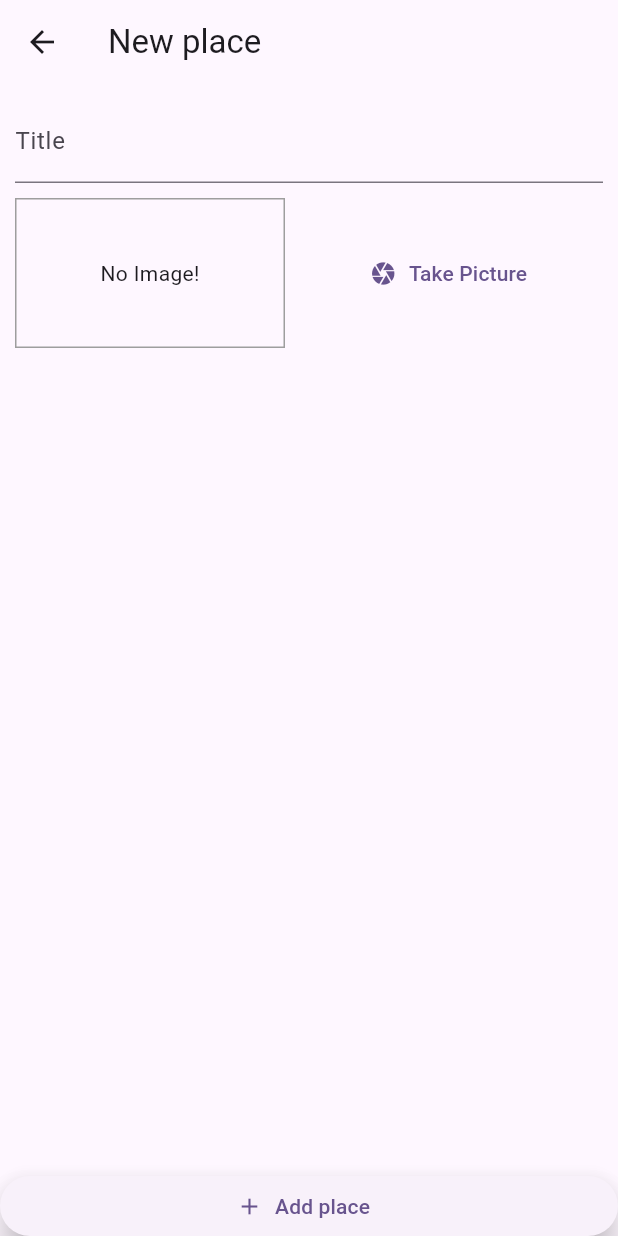
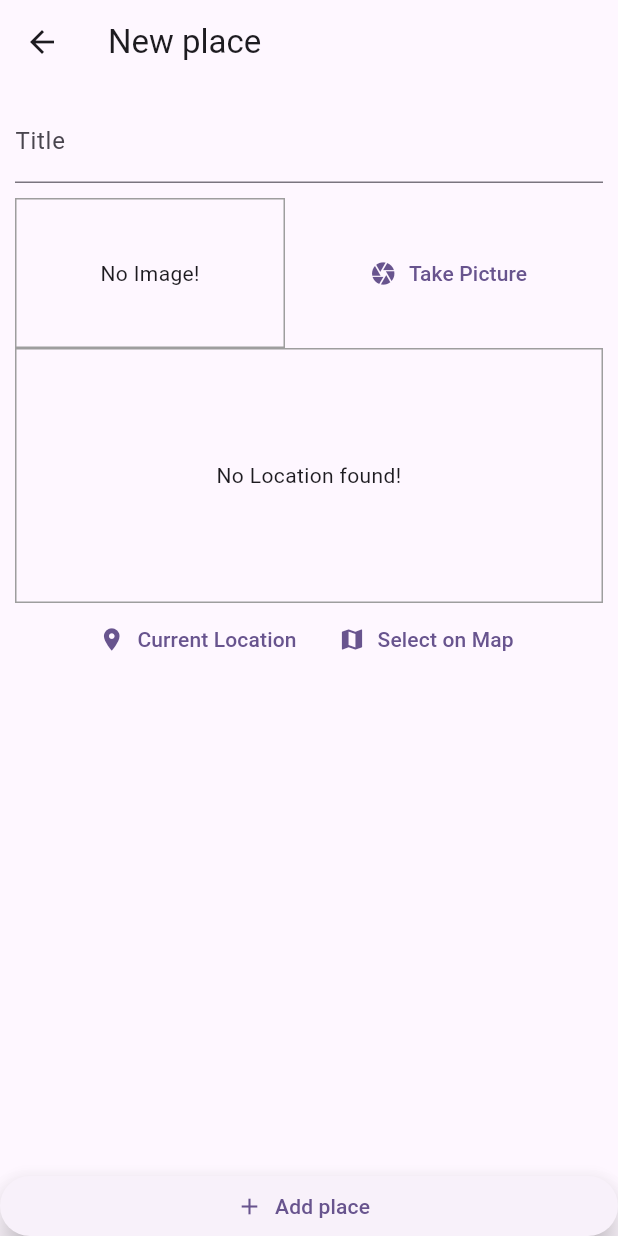
Before and after one commit to eduardofrohlich/workshop-flutter, a Flutter app: the PlaceFormScreen screen opened by its route, on a phone screen of 412 x 824 dp. Run offline on Flutter 3.47's test engine with Material 3 defaults, Android fonts, the phone set to English and light mode, and no system bars; our stand-ins replace image_picker, sqflite; accounts and stored records are empty.

Commit message:
LocationInput component

```diff
--- a/project_great_places/lib/providers/great_places.dart
+++ b/project_great_places/lib/providers/great_places.dart
@@ -16,9 +16,7 @@ class GreatPlaces with ChangeNotifier {
             id: item['id'],
             title: item['title'],
             location: PlaceLocation(latitude: 0.0, longitude: 0.0, address: ''),
-            image: File(
-              item['image'],
-            ),
+            image: File(item['image']),
           ),
         )
         .toList();
--- a/project_great_places/lib/screens/place_form_screen.dart
+++ b/project_great_places/lib/screens/place_form_screen.dart
@@ -5,6 +5,7 @@ import 'dart:io';
 import 'package:flutter/material.dart';
 import 'package:project_great_places/providers/great_places.dart';
 import 'package:project_great_places/widgets/image_input.dart';
+import 'package:project_great_places/widgets/location_input.dart';
 import 'package:provider/provider.dart';
 
 class PlaceFormScreen extends StatefulWidget {
@@ -56,6 +57,7 @@ class _PlaceFormScreenState extends State<PlaceFormScreen> {
                     ),
                     SizedBox(height: 10),
                     ImageInput(_selectImage),
+                    LocationInput(),
                   ],
                 ),
               ),
--- /dev/null
+++ b/project_great_places/lib/widgets/location_input.dart
@@ -0,0 +1,62 @@
+import 'package:flutter/material.dart';
+
+class LocationInput extends StatefulWidget {
+  const LocationInput({super.key});
+
+  @override
+  State<LocationInput> createState() => _LocationInputState();
+}
+
+class _LocationInputState extends State<LocationInput> {
+  String? _previewImageUrl;
+
+  @override
+  Widget build(BuildContext context) {
+    return Column(
+      children: [
+        Container(
+          height: 170,
+          width: double.infinity,
+          alignment: Alignment.center,
+          decoration: BoxDecoration(
+            border: Border.all(
+              width: 1,
+              color: Colors.grey,
+            ),
+          ),
+          child: _previewImageUrl == null
+              ? const Text(
+                  'No Location found!',
+                  textAlign: TextAlign.center,
+                )
+              : Image.network(
+                  _previewImageUrl!,
+                  fit: BoxFit.cover,
+                  width: double.infinity,
+                ),
+        ),
+        Row(
+          mainAxisAlignment: MainAxisAlignment.center,
+          children: [
+            TextButton.icon(
+              onPressed: () {},
+              icon: const Icon(Icons.location_on),
+              label: const Text('Current Location'),
+              style: TextButton.styleFrom(
+                foregroundColor: Theme.of(context).primaryColor,
+              ),
+            ),
+            TextButton.icon(
+              onPressed: () {},
+              icon: const Icon(Icons.map),
+              label: const Text('Select on Map'),
+              style: TextButton.styleFrom(
+                primary: Theme.of(context).primaryColor,
+              ),
+            ),
+          ],
+        )
+      ],
+    );
+  }
+}
--- a/project_great_places/pubspec.yaml
+++ b/project_great_places/pubspec.yaml
@@ -35,6 +35,7 @@ dependencies:
   path_provider: ^2.1.1
   path: ^1.8.3
   sqflite: ^2.3.0
+  location: ^5.0.3
 
 
   # The following adds the Cupertino Icons font to your application.
```
Also changed, not shown: project_great_places/pubspec.lock, 3 other files.
